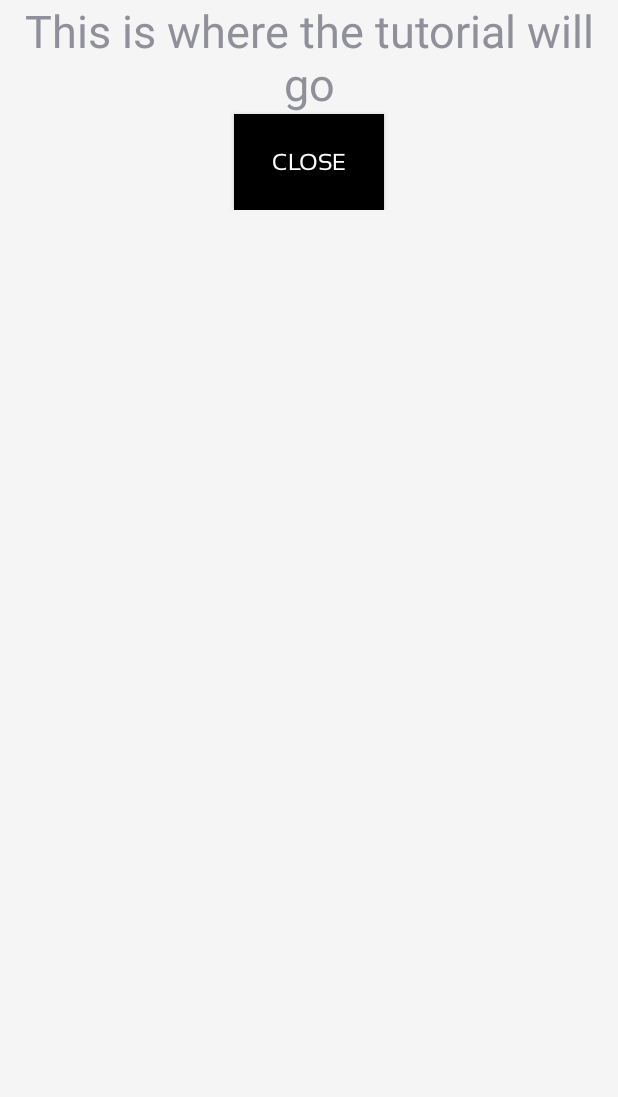
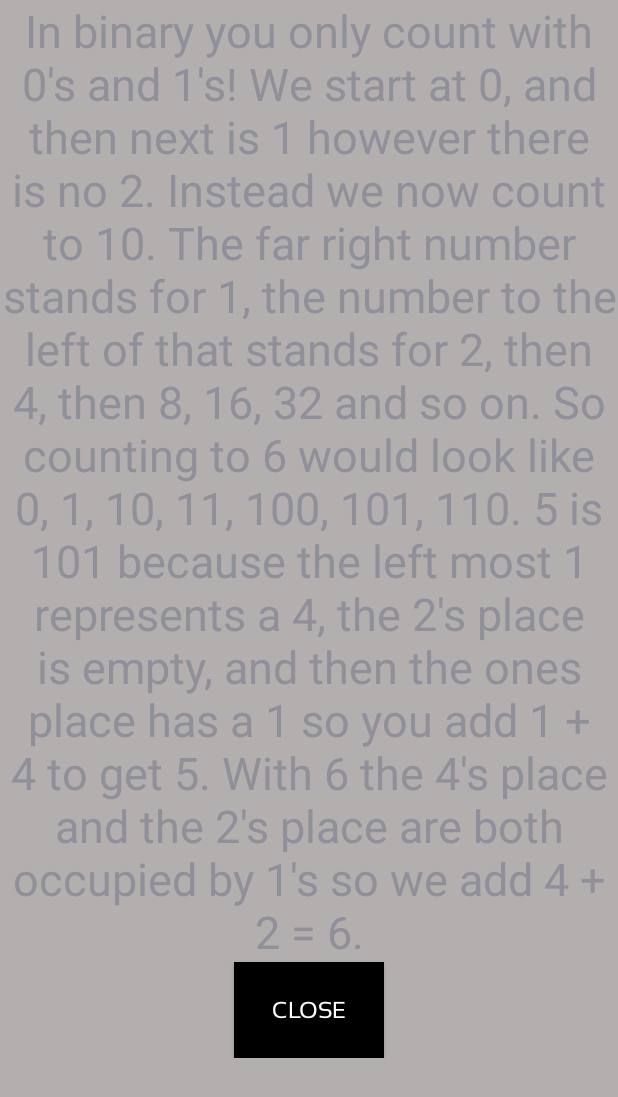
Before and after one commit to AugieSnackers/BinaryHero, an Android app: the screen it shows after launch (MainPageActivity), in the options menu, after a tap on "Tutorial", on a phone screen of 412 x 824 dp. Shown: the top 1097 px of the screen. Run offline under Robolectric (Android 15) with nearby library versions, the phone set to English and light mode, and no system bars; pictures from the network do not load; Roboto replaces fonts that are not available here.

Commit message:
added tutorial

```diff
--- a/app/src/main/res/layout/activity_tutorial.xml
+++ b/app/src/main/res/layout/activity_tutorial.xml
@@ -3,7 +3,7 @@
     android:layout_width="match_parent" android:layout_height="match_parent"
     android:id="@+id/scrollViewTut0"
     android:fillViewport="false"
-    android:background="@color/theme_window_background">
+    android:background="#b3afaf">
 
     <RelativeLayout
         android:layout_width="match_parent"
@@ -18,7 +18,7 @@
             android:textSize="30sp"
             android:textAlignment="center"
             android:autoText="true"
-            android:background="@color/theme_window_background" />
+            android:background="#b3afaf" />
 
         <Button
             android:id="@+id/buttonTut"
--- a/app/src/main/res/values/strings.xml
+++ b/app/src/main/res/values/strings.xml
@@ -2,5 +2,12 @@
     <string name="app_name">Binary Hero</string>
     <string name="tutorial">Tutorial</string>
     <string name="about">About App</string>
-    <string name="tutorial_content">This is where the tutorial will go</string>
+    <string name="tutorial_content">In binary you only count with 0's and 1's!
+        We start at 0, and then next is 1 however there is no 2.  Instead we
+        now count to 10.  The far right number stands for 1, the number to the
+        left of that stands for 2, then 4, then 8, 16, 32 and so on.  So counting to 6
+        would look like 0, 1, 10, 11, 100, 101, 110.  5 is 101 because the left most 1
+        represents a 4, the 2's place is empty, and then the ones place has a 1 so
+        you add 1 + 4 to get 5.  With 6 the 4's place and the 2's place are both occupied
+        by 1's so we add 4 + 2 = 6.  </string>
 </resources>
```
Also changed, not shown: 1 other file.
